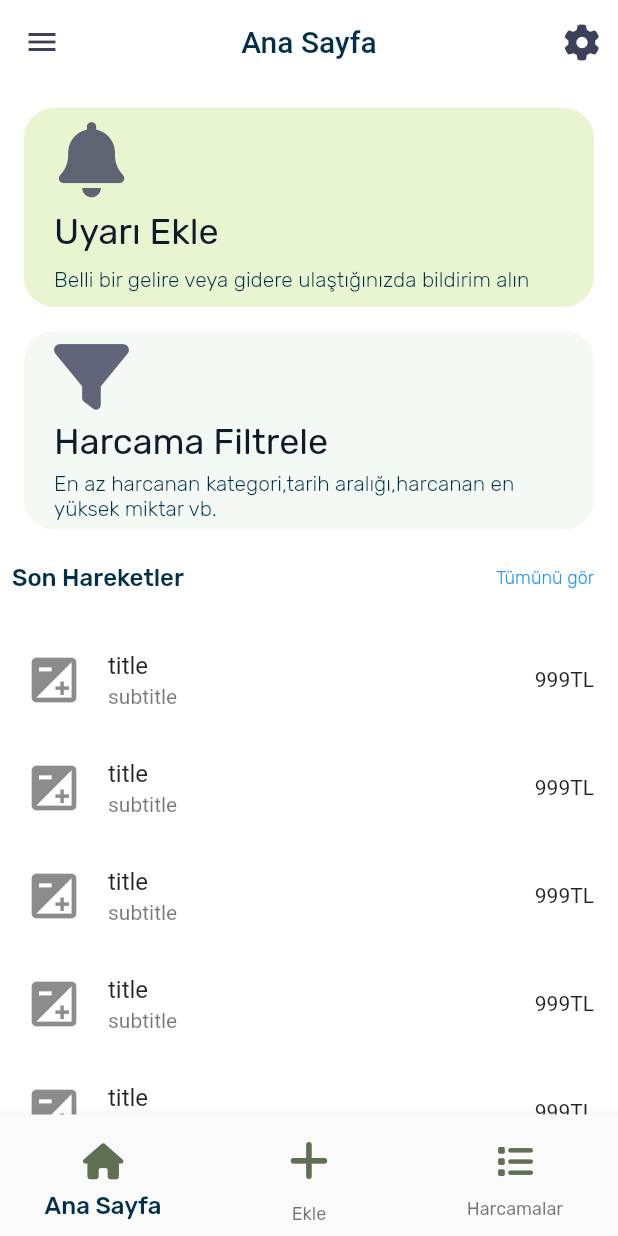
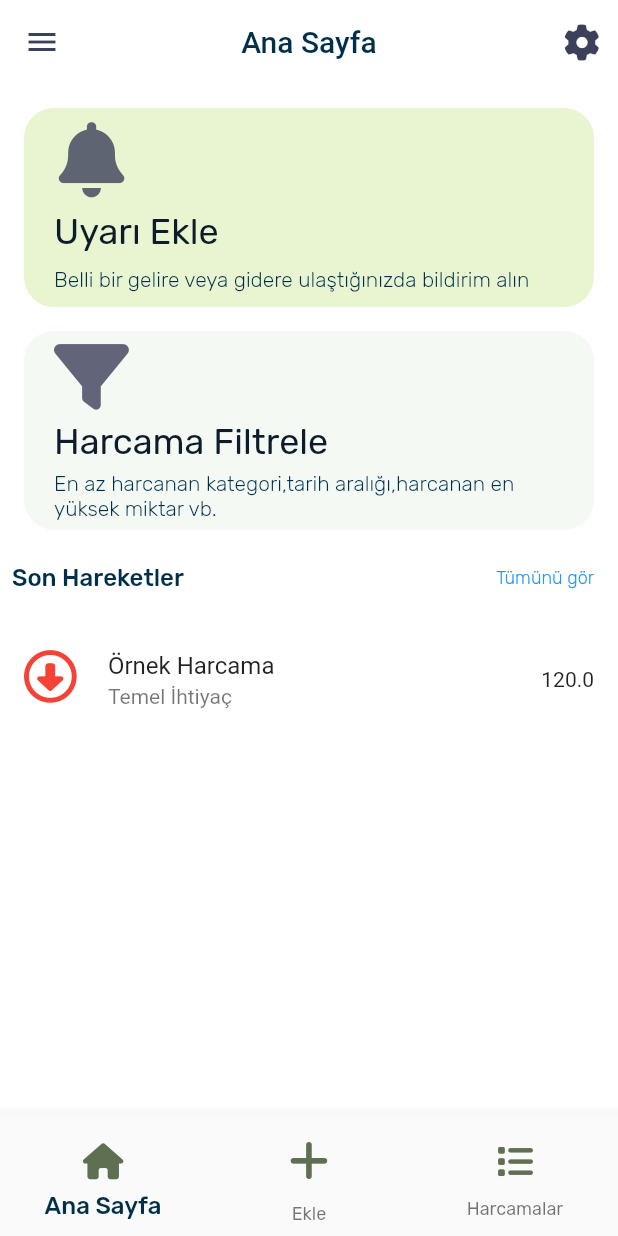
Before and after one commit to hllozglc/Harca, a Flutter app: the screen it shows after launch, on a phone screen of 412 x 824 dp. Run offline on Flutter 3.47's test engine with Material 2 defaults, Android fonts, the light colour scheme and no system bars; our stand-ins replace flutter_riverpod, flutter_screenutil, font_awesome_flutter, google_fonts.

Commit message:
Riverpod 0.0.1

```diff
--- /dev/null
+++ b/lib/core/providers/expenseProvider.dart
@@ -0,0 +1,16 @@
+import 'package:flutter_riverpod/flutter_riverpod.dart';
+import 'package:harca/models/expenseModel.dart';
+
+final expenseNotifierProvider = StateNotifierProvider<ExpenseController, List<ExpenseModel>>((ref) {
+  return ExpenseController();
+});
+
+
+class ExpenseController extends StateNotifier<List<ExpenseModel>>{
+  ExpenseController() : super([ExpenseModel(title: 'Örnek Harcama', subtitle: 'Temel İhtiyaç', price: 120)]);
+
+  void addExpense(ExpenseModel expense){
+      state = [...state,expense];
+  }
+
+ }
--- a/lib/main.dart
+++ b/lib/main.dart
@@ -1,14 +1,13 @@
 import 'package:flutter/material.dart';
+import 'package:flutter_riverpod/flutter_riverpod.dart';
 import 'package:flutter_screenutil/flutter_screenutil.dart';
-import 'package:get/get.dart';
 import 'package:harca/view/viewAddAlert.dart';
 import 'package:harca/view/viewExpenseFilter.dart';
-import 'package:harca/view/viewHomePage.dart';
 import 'package:harca/view/viewMainPage.dart';
 
 
 void main() {
-  runApp(const MyApp());
+  runApp(const ProviderScope(child: MyApp()));
 }
 
 class MyApp extends StatelessWidget {
@@ -19,21 +18,16 @@ class MyApp extends StatelessWidget {
   Widget build(BuildContext context) {
     return ScreenUtilInit(
       designSize: const Size(430, 932),
-      builder: (context, child) => GetMaterialApp(
+      builder: (context, child) => MaterialApp(
         debugShowCheckedModeBanner: false,
         title: 'Harca',
-        initialRoute: mainPage,
-        getPages: [
-          GetPage(name: mainPage, page: () => const MainPage()),
-          GetPage(name: addAlert, page: () => const AddAlert()),
-          GetPage(name: exPenseFilter, page: () => const ExpenseFilter()),
-        ],
-
+        initialRoute: '/',
+        routes: {
+          '/' : (context) => const MainPage(),
+          '/addAlert' : (context) => const AddAlert(),
+          '/expenseFilter' : (context) => const ExpenseFilter(),
+        },
       ),
     );
   }
-  String get mainPage => '/mainPage';
-  String get addAlert => '/addAlert';
-  String get exPenseFilter => '/expenseFilter';
-
 }
--- a/lib/view/viewHomePage.dart
+++ b/lib/view/viewHomePage.dart
@@ -1,6 +1,5 @@
 import 'package:flutter/material.dart';
 import 'package:font_awesome_flutter/font_awesome_flutter.dart';
-import 'package:get/route_manager.dart';
 import 'package:harca/constants/style.dart';
 import 'package:harca/widget/MyDrawer.dart';
 import '../widget/Methods.dart';
@@ -18,8 +17,8 @@ class HomePage extends StatelessWidget {
       appBar: MyAppBar('Ana Sayfa'),
       body:  Column(
         children: [
-          MainMenuCard(icon: FontAwesomeIcons.solidBell,title:'Uyarı Ekle',text:'Belli bir gelire veya gidere ulaştığınızda bildirim alın',color: MyColor.cardColor1,onTap: () => Get.toNamed('/addAlert'),),
-          MainMenuCard(icon: FontAwesomeIcons.filter, title: 'Harcama Filtrele', text: 'En az harcanan kategori,tarih aralığı,harcanan en yüksek miktar vb.',color: MyColor.cardColor2,onTap: () => Get.toNamed('/expenseFilter'),),
+          MainMenuCard(icon: FontAwesomeIcons.solidBell,title:'Uyarı Ekle',text:'Belli bir gelire veya gidere ulaştığınızda bildirim alın',color: MyColor.cardColor1,onTap: () => Navigator.pushNamed(context, '/addAlert'),),
+          MainMenuCard(icon: FontAwesomeIcons.filter, title: 'Harcama Filtrele', text: 'En az harcanan kategori,tarih aralığı,harcanan en yüksek miktar vb.',color: MyColor.cardColor2,onTap: () => Navigator.pushNamed(context, '/expenseFilter'),),
           Container(
             margin: const EdgeInsets.symmetric(horizontal: 8,vertical: 8),
             child: Row(
--- a/lib/widget/MyListView.dart
+++ b/lib/widget/MyListView.dart
@@ -1,20 +1,27 @@
 import 'package:flutter/material.dart';
+import 'package:flutter_riverpod/flutter_riverpod.dart';
+import 'package:font_awesome_flutter/font_awesome_flutter.dart';
+import 'package:harca/core/providers/expenseProvider.dart';
+import 'package:harca/view/viewAddExpense.dart';
 
-class MyListView extends StatelessWidget {
+class MyListView extends ConsumerWidget {
   const MyListView({
     super.key,
   });
 
   @override
-  Widget build(BuildContext context) {
+  Widget build(BuildContext context,WidgetRef ref) {
+    var model = ref.watch(expenseNotifierProvider);
     return ListView.builder(
-      itemCount: 10,
+      itemCount: model.length,
       itemBuilder: (context, index) {
-        return const ListTile(
-          title: Text('title'),
-          subtitle: Text('subtitle'),
-          leading: Icon(Icons.exposure,size: 40,),
-          trailing: Text('999TL'),
+        return ListTile(
+          title: Text(model[index].title),
+          subtitle: Text(model[index].subtitle),
+          leading: ref.watch(initialIndex) == 0
+              ? const FaIcon(FontAwesomeIcons.circleDown,color: Colors.red,size: 35,)
+              : const FaIcon(FontAwesomeIcons.circleUp,color: Colors.green,size: 35,),
+          trailing: Text(model[index].price.toString()),
         );
       },
     );
--- a/lib/widget/MyTextField.dart
+++ b/lib/widget/MyTextField.dart
@@ -3,12 +3,14 @@ import 'package:flutter/material.dart';
 import '../constants/style.dart';
 
 class MytextField extends StatelessWidget {
-  const MytextField({super.key, required this.label});
+  const MytextField({super.key, required this.label,required this.controller});
   final String label;
+  final TextEditingController controller;
 
   @override
   Widget build(BuildContext context) {
     return TextField(
+      controller: controller,
       decoration: InputDecoration(
           labelStyle: TextStyle(color: MyColor.textColor.withOpacity(0.8)),
           focusedBorder:OutlineInputBorder(borderRadius: BorderRadius.circular(20)),
--- a/lib/widget/mainMenuCard.dart
+++ b/lib/widget/mainMenuCard.dart
@@ -1,7 +1,5 @@
 import 'package:flutter/material.dart';
 import 'package:flutter_screenutil/flutter_screenutil.dart';
-import 'package:get/get.dart';
-
 import '../constants/style.dart';
 
 class MainMenuCard extends StatelessWidget {
--- a/pubspec.yaml
+++ b/pubspec.yaml
@@ -38,7 +38,7 @@ dependencies:
   flutter_screenutil: ^5.9.0
   google_fonts: ^6.1.0
   font_awesome_flutter: ^10.6.0
-  get: ^4.6.6
+  flutter_riverpod: ^2.4.8
 
 dev_dependencies:
   flutter_test:
```
Also changed, not shown: lib/models/expenseModel.dart (added, +7 -0 lines), lib/view/viewAddExpense.dart (+26 -16 lines), pubspec.lock.
